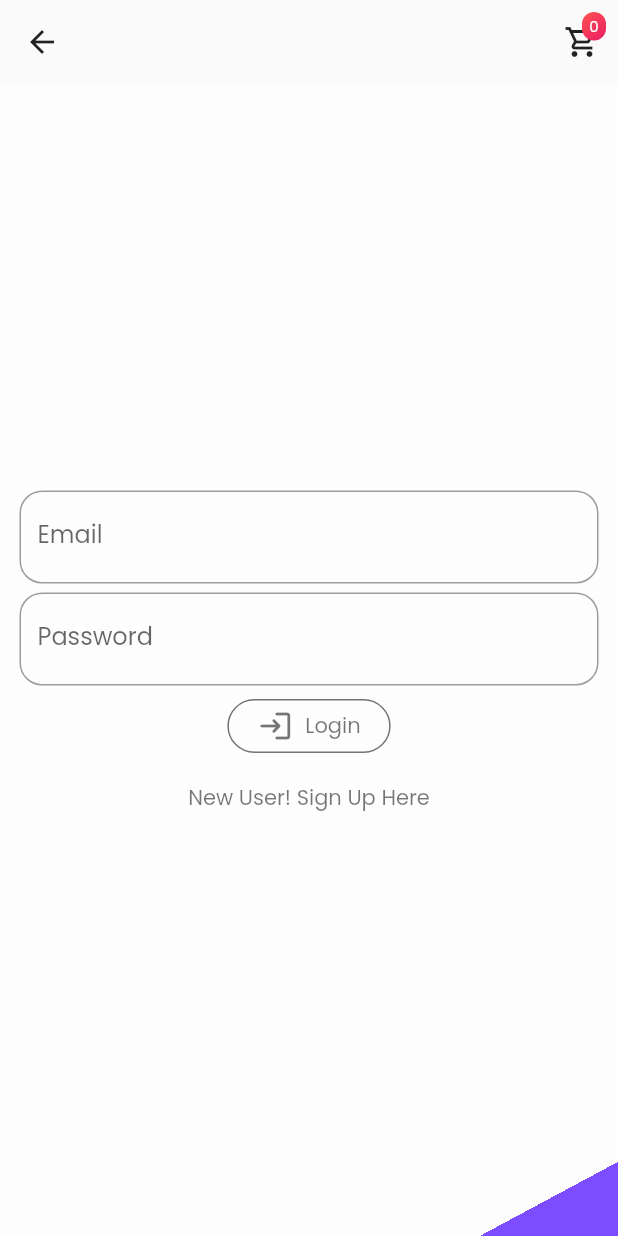
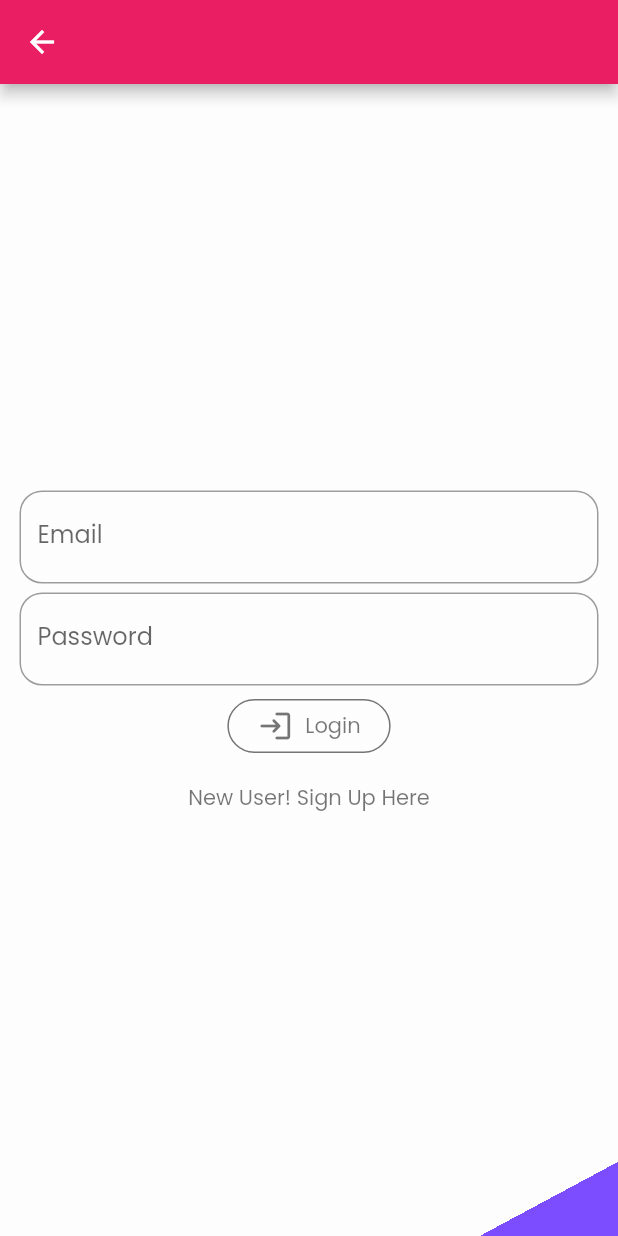
Before and after one commit to RGTechno/ANYMART, a Flutter app: the AuthHome screen opened by its route, after a tap on "Are You A Merchant?, Click Here", on a phone screen of 412 x 824 dp. Run offline on Flutter 3.47's test engine with Material 2 defaults, Android fonts, the phone set to English and light mode, and no system bars; our stand-ins replace cloud_firestore, firebase_auth, firebase_core, firebase_storage, geolocator, google_fonts and 1 more; missing offline and left inert: geocoder; accounts and stored records are empty; network calls fail.

Commit message:
auth appbar

```diff
--- a/lib/screens/auth/AuthHome_Screen.dart
+++ b/lib/screens/auth/AuthHome_Screen.dart
@@ -92,7 +92,7 @@ class _AuthHomeState extends State<AuthHome> {
         FocusScope.of(context).unfocus();
       },
       child: Scaffold(
-        appBar: appHeader(context),
+        appBar: AppBar(),
         body: Container(
           decoration: BoxDecoration(
             gradient: LinearGradient(
--- a/lib/screens/auth/AuthMerch_Screen.dart
+++ b/lib/screens/auth/AuthMerch_Screen.dart
@@ -119,7 +119,7 @@ class _AuthMerchantState extends State<AuthMerchant> {
         FocusScope.of(context).unfocus();
       },
       child: Scaffold(
-        appBar: appHeader(context),
+        appBar: AppBar(),
         body: Container(
           decoration: BoxDecoration(
             gradient: LinearGradient(
```
